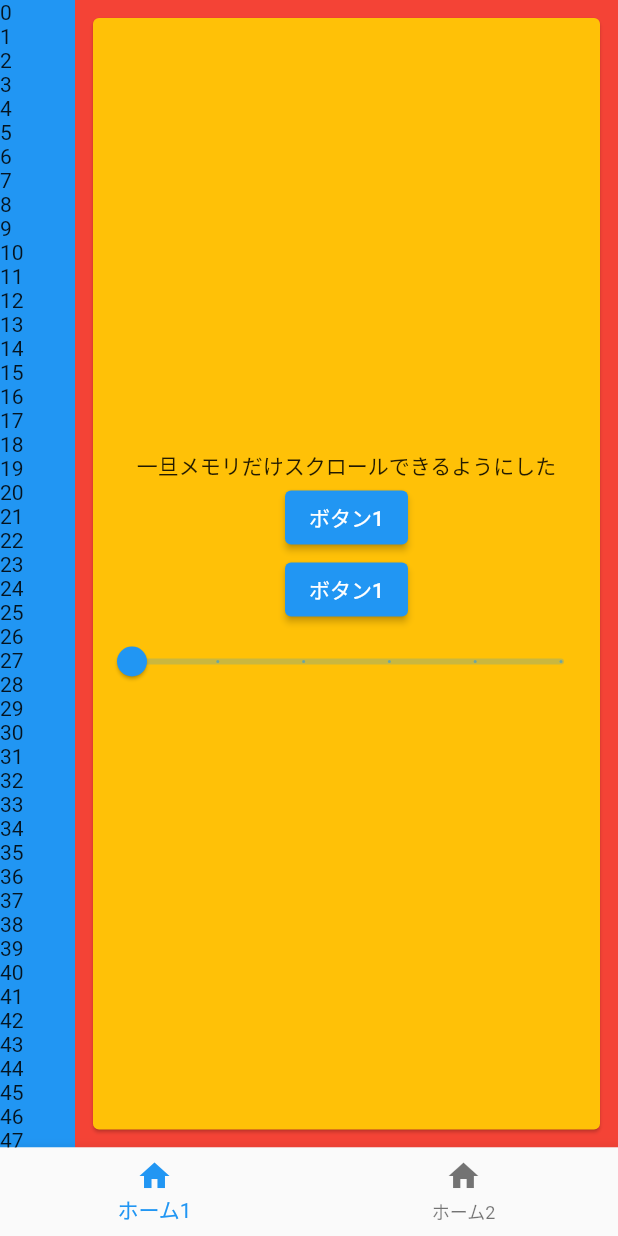
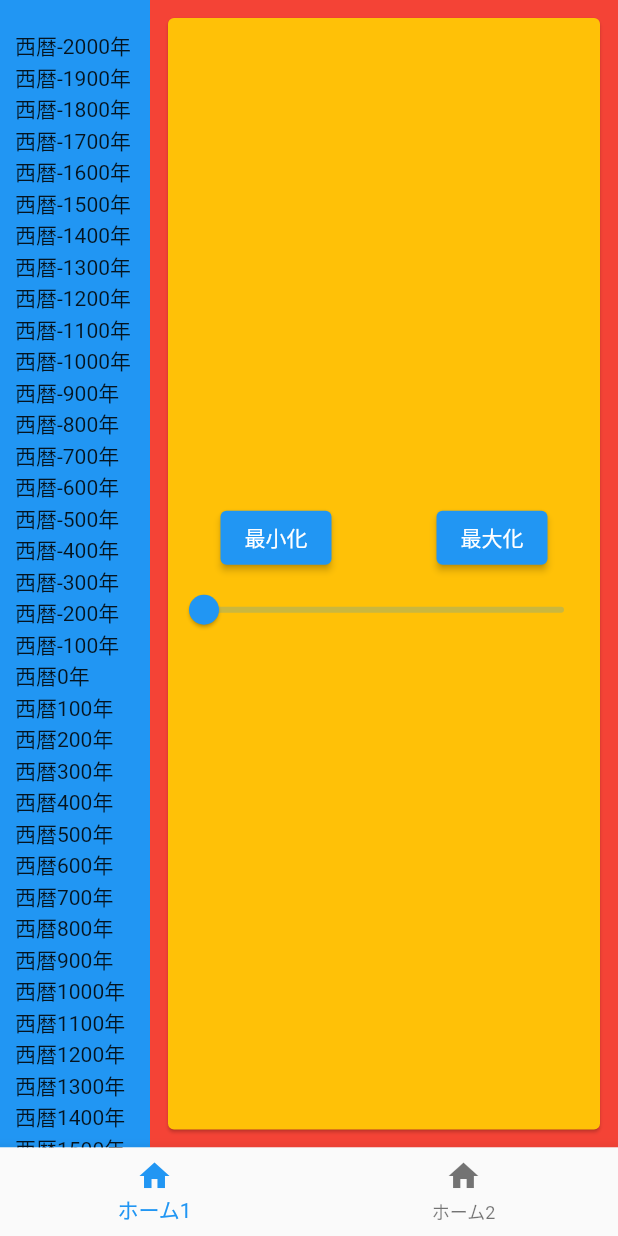
Before and after one commit to ken-ty/timeline, a Flutter app: the screen it shows after launch, on a phone screen of 412 x 824 dp. Run offline on Flutter 3.47's test engine with Material 2 defaults, Android fonts, the phone set to English and light mode, and no system bars.

Commit message:
feat: スライダーでEraの間のpaddingを調整

```diff
--- a/lib/my_home_page.dart
+++ b/lib/my_home_page.dart
@@ -1,4 +1,5 @@
 import 'package:flutter/material.dart';
+import 'package:timeline/widgets/era.dart';
 
 class MyHomePage extends StatefulWidget {
   const MyHomePage({super.key, required this.title});
@@ -14,19 +15,40 @@ class _MyHomePageState extends State<MyHomePage> {
 
   @override
   Widget build(BuildContext context) {
-    List<int> eraList = [];
-    for (int i = 0; i < 1000; i++) {
-      eraList.add(i);
+    // 年表データ(仮)
+    // TODO: めちゃくちゃ多いと out of memory で落ちるので描画してるところだけ読みこむなどの工夫が必要
+    List<String> eraList = [];
+    for (int i = -2000; i <= 2000; i += 100) {
+      eraList.add("西暦$i年");
     }
-    var eras = eraList.map((e) => Text(e.toString()));
+    // 年表widgetを格納する
+    List<Widget> timeline = [];
+    // 年表widget作成用に壊しても良いデータを作成する
+    var eraList2 = [...eraList];
+    // 先頭は padding つけずに格納
+    timeline.add(Era(title: eraList[0], paddingTop: 0.0));
+    // 1番最初の sizedBox を削除
+    eraList2.removeAt(0);
+    // 全部にpaddingつけて入れていく
+    for (String era in eraList2) {
+      timeline.add(Era(
+        title: era.toString(),
+        paddingTop: currentSliderValue,
+      ));
+    }
+
     return Row(
       children: [
         SizedBox(
-          width: 50,
+          width: 100,
           child: Container(
             color: Colors.blue,
             child: ListView(
-              children: [...eras],
+              children: [
+                const SizedBox(height: 20),
+                ...timeline,
+                const SizedBox(height: 20),
+              ],
             ),
           ),
         ),
@@ -41,22 +63,30 @@ class _MyHomePageState extends State<MyHomePage> {
                   child: Column(
                     mainAxisSize: MainAxisSize.min,
                     children: [
-                      const Text(
-                        "一旦メモリだけスクロール"
-                        "できるようにした",
-                      ),
-                      ElevatedButton(
-                        onPressed: () => {},
-                        child: const Text("ボタン1"),
-                      ),
-                      ElevatedButton(
-                        onPressed: () => {},
-                        child: const Text("ボタン1"),
+                      Row(
+                        mainAxisAlignment: MainAxisAlignment.spaceAround,
+                        children: [
+                          ElevatedButton(
+                            onPressed: () => {
+                              setState(() {
+                                currentSliderValue = 0.0;
+                              })
+                            },
+                            child: const Text("最小化"),
+                          ),
+                          ElevatedButton(
+                            onPressed: () => {
+                              setState(() {
+                                currentSliderValue = 100.0;
+                              })
+                            },
+                            child: const Text("最大化"),
+                          ),
+                        ],
                       ),
                       Slider(
                         value: currentSliderValue,
                         max: 100,
-                        divisions: 5,
                         label: currentSliderValue.round().toString(),
                         onChanged: (double value) {
                           setState(() {
--- /dev/null
+++ b/lib/widgets/era.dart
@@ -0,0 +1,31 @@
+import 'package:flutter/material.dart';
+
+class Era extends StatefulWidget {
+  const Era({super.key, required this.title, required this.paddingTop});
+
+  final String title;
+  final double paddingTop;
+
+  @override
+  State<Era> createState() => _EraState();
+}
+
+class _EraState extends State<Era> {
+  @override
+  Widget build(BuildContext context) {
+    return Column(
+      mainAxisSize: MainAxisSize.min,
+      children: [
+        SizedBox(height: widget.paddingTop),
+        Container(
+          width: double.infinity,
+          padding: const EdgeInsets.only(left: 10),
+          child: Text(
+            widget.title,
+            textAlign: TextAlign.left,
+          ),
+        ),
+      ],
+    );
+  }
+}
```
